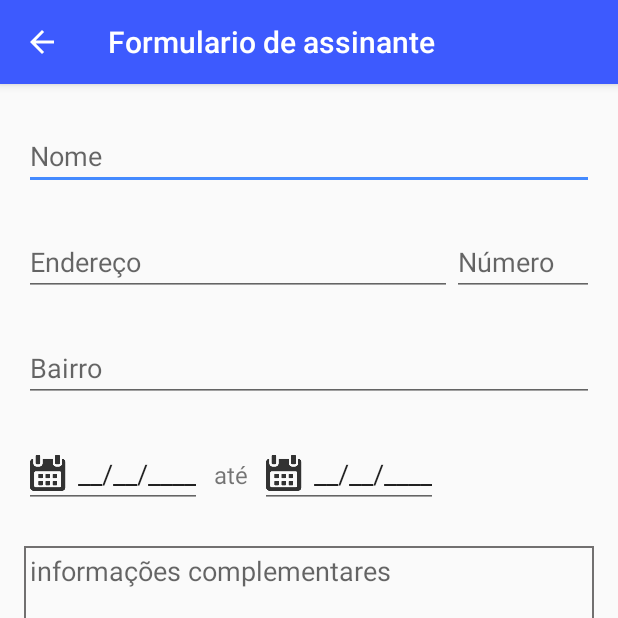
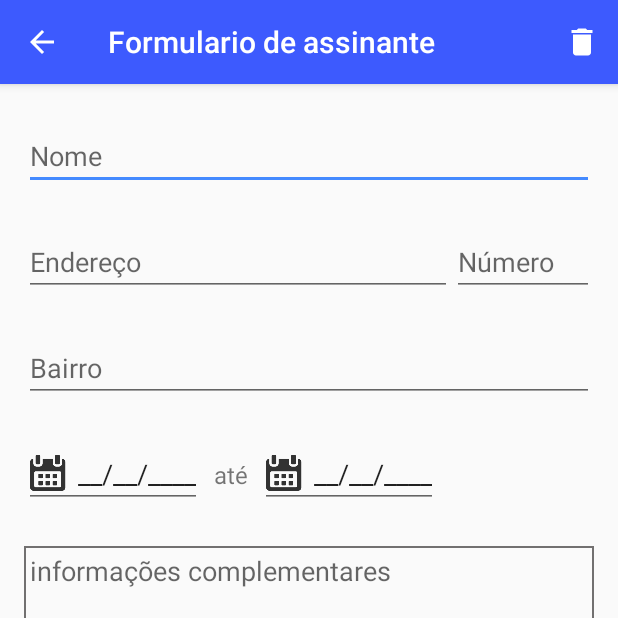
Before and after one commit to Antonioz98/Entrega-Agil, an Android app: the FormularioAssinanteActivity screen opened directly, with no data from a screen before it, on a phone screen of 412 x 824 dp, the top half of it. Run offline under Robolectric (Android 15) with nearby library versions, the phone set to English and light mode, and no system bars.

Commit message:
quinto commit

```diff
--- a/app/src/main/java/com/antonio/entregaagil/ui/activity/FormularioAssinanteActivity.kt
+++ b/app/src/main/java/com/antonio/entregaagil/ui/activity/FormularioAssinanteActivity.kt
@@ -3,6 +3,7 @@ package com.antonio.entregaagil.ui.activity
 import android.app.Activity
 import android.content.Intent
 import android.os.Bundle
+import android.view.Menu
 import android.view.MenuItem
 import androidx.appcompat.app.AppCompatActivity
 import com.antonio.entregaagil.R
@@ -16,6 +17,7 @@ import java.util.*
 
 const val ASSINANTE_TAG = "ASSINANTE_INTENT"
 const val ASSINANTE_POSICAO = "ASSINANTE_POSICAO"
+const val DELETAR = "deletar"
 
 class FormularioAssinanteActivity : AppCompatActivity() {
 
@@ -85,11 +87,29 @@ class FormularioAssinanteActivity : AppCompatActivity() {
         }
     }
 
+    override fun onCreateOptionsMenu(menu: Menu?): Boolean {
+        val menuInflater = menuInflater
+        menuInflater.inflate(R.menu.menu_deletar, menu)
+
+        return super.onCreateOptionsMenu(menu)
+    }
+
     override fun onOptionsItemSelected(item: MenuItem): Boolean {
         when (item.itemId) {
             android.R.id.home -> finish()
+            R.id.menu_deletar -> deletar()
         }
         return super.onOptionsItemSelected(item)
+    }
+
+    private fun deletar() {
+        val posicao = intent.getIntExtra(ASSINANTE_POSICAO, 0)
+        val intent = Intent()
+        intent.putExtra(ASSINANTE_TAG, assinante)
+        intent.putExtra(ASSINANTE_POSICAO, posicao)
+        intent.putExtra(DELETAR, true)
+        setResult(Activity.RESULT_OK, intent)
+        finish()
     }
 
     private fun configurarDataFinal() {
--- /dev/null
+++ b/app/src/main/res/drawable/ic_delete_branco.xml
@@ -0,0 +1,5 @@
+<vector android:height="24dp" android:tint="#FFFFFF"
+    android:viewportHeight="24.0" android:viewportWidth="24.0"
+    android:width="24dp" xmlns:android="http://schemas.android.com/apk/res/android">
+    <path android:fillColor="#FF000000" android:pathData="M6,19c0,1.1 0.9,2 2,2h8c1.1,0 2,-0.9 2,-2V7H6v12zM19,4h-3.5l-1,-1h-5l-1,1H5v2h14V4z"/>
+</vector>
--- a/app/src/main/res/layout/formulario_assinante.xml
+++ b/app/src/main/res/layout/formulario_assinante.xml
@@ -2,7 +2,9 @@
 <ScrollView xmlns:android="http://schemas.android.com/apk/res/android"
     xmlns:app="http://schemas.android.com/apk/res-auto"
     android:layout_width="match_parent"
-    android:layout_height="match_parent">
+    android:layout_height="match_parent"
+    android:focusable="true"
+    android:focusableInTouchMode="true">
 
     <androidx.constraintlayout.widget.ConstraintLayout
         android:layout_width="match_parent"
--- a/app/src/main/res/layout/lista_assinantes.xml
+++ b/app/src/main/res/layout/lista_assinantes.xml
@@ -10,6 +10,8 @@
         android:layout_width="match_parent"
         android:layout_height="match_parent"
         app:layoutManager="androidx.recyclerview.widget.LinearLayoutManager"
+        android:clipToPadding="false"
+        android:paddingBottom="80dp"
         app:layout_constraintBottom_toBottomOf="parent"
         app:layout_constraintEnd_toEndOf="parent"
         app:layout_constraintStart_toStartOf="parent"
--- /dev/null
+++ b/app/src/main/res/menu/menu_deletar.xml
@@ -0,0 +1,10 @@
+<?xml version="1.0" encoding="utf-8"?>
+<menu xmlns:android="http://schemas.android.com/apk/res/android"
+    xmlns:app="http://schemas.android.com/apk/res-auto">
+
+    <item
+        android:id="@+id/menu_deletar"
+        android:icon="@drawable/ic_delete_branco"
+        android:title="Deletar"
+        app:showAsAction="always|collapseActionView" />
+</menu>
```
Also changed, not shown: app/src/main/java/com/antonio/entregaagil/ui/activity/AssinantesActivity.kt (+22 -2 lines).
